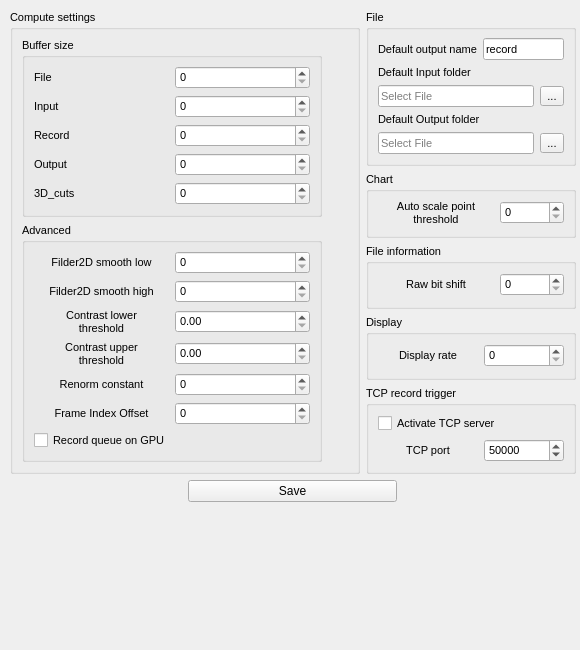
Old version of the form Ui/assets/ui/advancedsettingswindow.ui in the repository DigitalHolography/Holovibes.
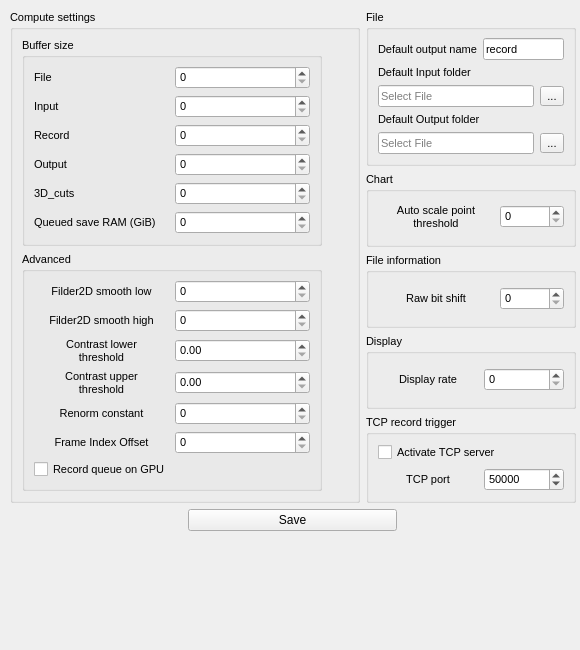
New version of the form. Custom widgets are drawn as their Qt base class.

Commit message: Queued save RAM

Patch:
```diff
--- a/Ui/assets/ui/advancedsettingswindow.ui
+++ b/Ui/assets/ui/advancedsettingswindow.ui
@@ -432,6 +432,26 @@
                </property>
               </widget>
              </item>
+             <item row="5" column="0">
+              <widget class="QLabel" name="AsyncRecordRamLabel">
+               <property name="toolTip">
+                <string>RAM budget for recordings waiting for disk. 0 saves frames synchronously. Set this above the size of one recording to start another while the first file is saving.</string>
+               </property>
+               <property name="text">
+                <string>Queued save RAM (GiB)</string>
+               </property>
+              </widget>
+             </item>
+             <item row="5" column="1">
+              <widget class="QSpinBox" name="AsyncRecordRamSpinBox">
+               <property name="toolTip">
+                <string>0 disables queued RAM saving. For two 26 GB recordings, allow at least 52 GiB plus RAM for the existing input and record buffers. Manually stopped recordings reserve half this budget each and wait for disk if it fills.</string>
+               </property>
+               <property name="maximum">
+                <number>512</number>
+               </property>
+              </widget>
+             </item>
             </layout>
            </item>
           </layout>
```
The commit also changes 22 other files.
